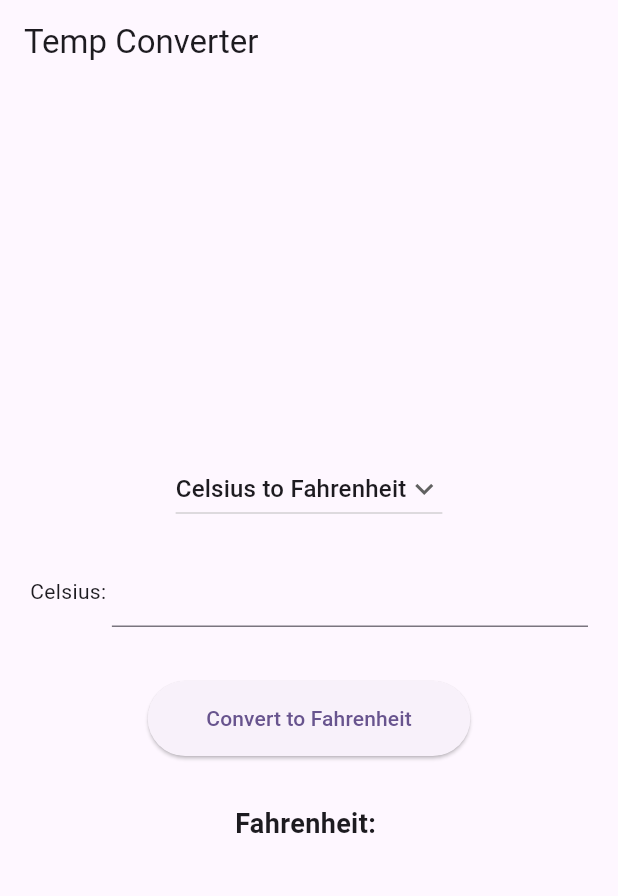
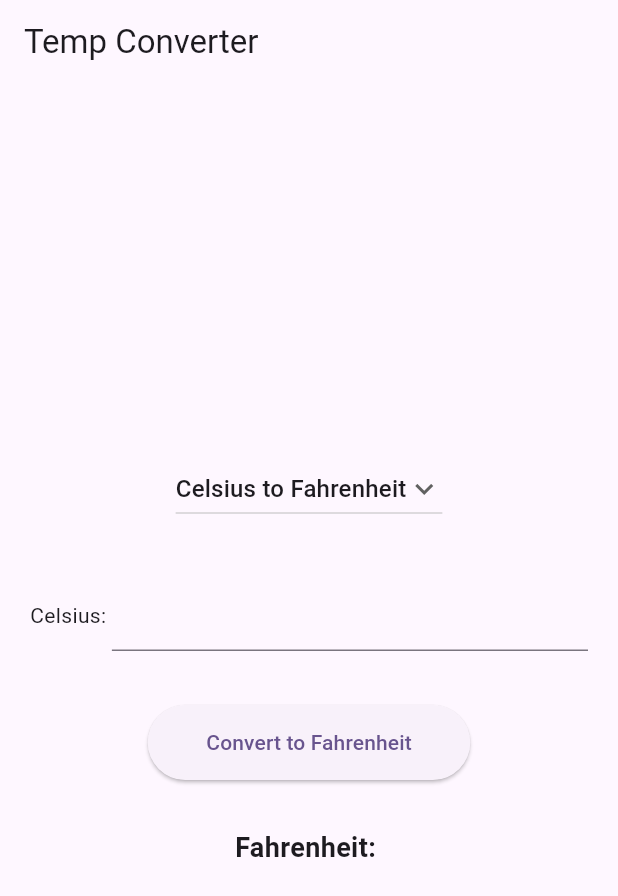
Before and after one commit to Huy2411SCH/my_unit_converter_app, a Flutter app: the screen it shows after launch, on a phone screen of 412 x 824 dp. Shown: the top 896 px of the screen. Run offline on Flutter 3.47's test engine with Material 3 defaults, Android fonts, the phone set to English and light mode, and no system bars.

Commit message:
Touching up main.dart
Add comment, padding

```diff
--- a/lib/main.dart
+++ b/lib/main.dart
@@ -59,12 +59,14 @@ class _MyHomePageState extends State<MyHomePage> {
         child: Column(
           mainAxisAlignment: MainAxisAlignment.center,
           children: [
-            DropdownButton(
+            Padding(
+              padding: const EdgeInsets.all(16.0),
+              child: DropdownButton(
                 // Initial Value
                 value: _selectedConversion,
                 // Down Arrow Icon
                 icon: const Icon(Icons.keyboard_arrow_down),
-
+                // Items to select
                 items: _conversionTypes.map((String conversionType) {
                   return DropdownMenuItem<String>(
                     value: conversionType,
@@ -72,11 +74,10 @@ class _MyHomePageState extends State<MyHomePage> {
                   );
                 }).toList(),
                 // After selecting the desired option,it will
-          // change button value to selected value
+                // change button value and display text to selected value
                 onChanged: (String? newValue) {
                   setState(() {
                     _selectedConversion = newValue!;
-
                     if (_selectedConversion == 'Celsius to Fahrenheit') {
                       _buttonText = "Convert to Fahrenheit";
                       _displayText = "Fahrenheit: ";
@@ -87,15 +88,17 @@ class _MyHomePageState extends State<MyHomePage> {
                   });
                 },
               ),
+            ),
             Padding(
               padding: EdgeInsets.all(20.0),
               child: Row (
                 children: [
+                  // Create different Text widget based on the selected conversion
                   if (_selectedConversion == 'Celsius to Fahrenheit')
                     const Text("Celsius: ")
                   else
                     const Text("Meters: "),
-
+                  // A container for the TextField
                   Expanded(
                     child: TextField(
                       controller: _celsiusController,
@@ -109,6 +112,7 @@ class _MyHomePageState extends State<MyHomePage> {
                 padding: const EdgeInsets.all(16.0),
                 child: ElevatedButton(
                   onPressed: () {
+                    // put the text field value into a variable
                     double? input = double.tryParse(_celsiusController.text);
                     if (input != null) {
                       double? fahrenheitResult;
@@ -136,7 +140,7 @@ class _MyHomePageState extends State<MyHomePage> {
                             ? "Fahrenheit: "
                             : "Feet: ";
                       });
-                      // Show an error message if the input is not a valid number
+                      // Show an error message if the input is not a valid number or null
                       ScaffoldMessenger.of(context).showSnackBar(
                         const SnackBar(
                           content: Text('Please enter a valid number!'),
@@ -153,6 +157,7 @@ class _MyHomePageState extends State<MyHomePage> {
               ),
               Padding(
                 padding: const EdgeInsets.all(16.0),
+                // Display the conversion result
                 child: Text(
                   _displayText,
                   style: const TextStyle(fontSize: 18, fontWeight: FontWeight.bold),
```
Lines whose indentation alone changed are shown as unchanged.
